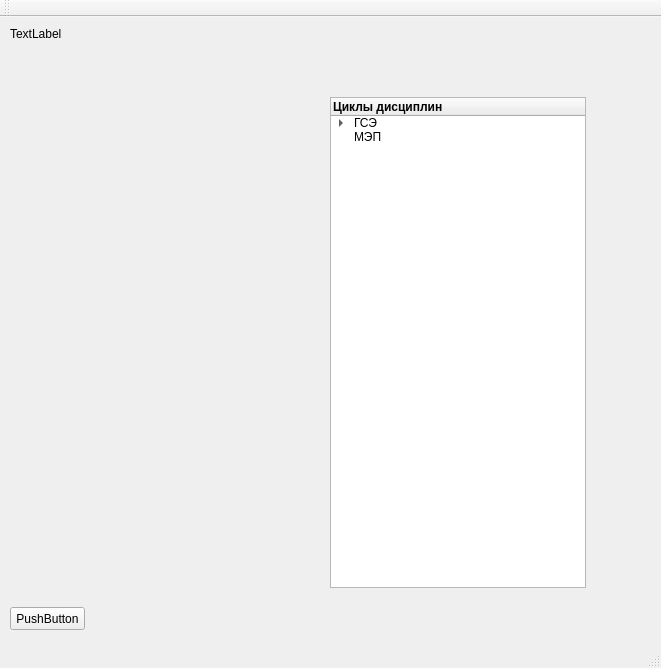
The window that mainwindow.ui (Stals/Curriculum) describes before a commit, drawn with Qt 5.
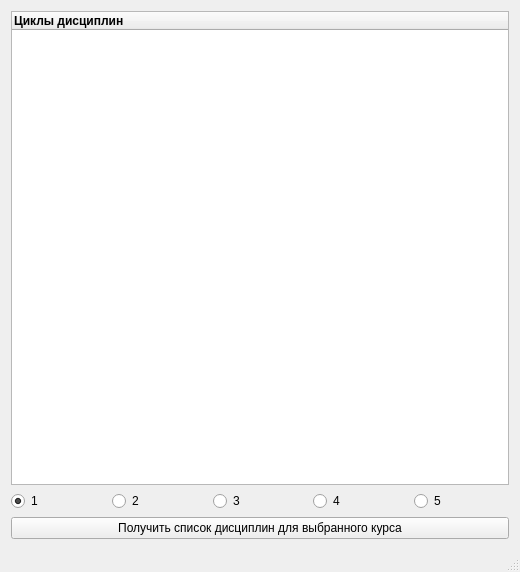
The same window after the commit.

```diff
--- a/mainwindow.ui
+++ b/mainwindow.ui
@@ -6,55 +6,17 @@
    <rect>
     <x>0</x>
     <y>0</y>
-    <width>661</width>
-    <height>668</height>
+    <width>520</width>
+    <height>572</height>
    </rect>
   </property>
   <property name="windowTitle">
    <string>MainWindow</string>
   </property>
   <widget class="QWidget" name="centralWidget">
-   <widget class="QPushButton" name="pushButton">
-    <property name="geometry">
-     <rect>
-      <x>10</x>
-      <y>590</y>
-      <width>75</width>
-      <height>23</height>
-     </rect>
-    </property>
-    <property name="text">
-     <string>PushButton</string>
-    </property>
-   </widget>
-   <widget class="QLabel" name="label">
-    <property name="geometry">
-     <rect>
-      <x>10</x>
-      <y>10</y>
-      <width>291</width>
-      <height>561</height>
-     </rect>
-    </property>
-    <property name="text">
-     <string>TextLabel</string>
-    </property>
-    <property name="textFormat">
-     <enum>Qt::PlainText</enum>
-    </property>
-    <property name="alignment">
-     <set>Qt::AlignLeading|Qt::AlignLeft|Qt::AlignTop</set>
-    </property>
-   </widget>
+   <layout class="QGridLayout" name="gridLayout">
+    <item row="0" column="0">
    <widget class="QTreeWidget" name="treeWidget">
-    <property name="geometry">
-     <rect>
-      <x>330</x>
-      <y>80</y>
-      <width>256</width>
-      <height>491</height>
-     </rect>
-    </property>
     <property name="animated">
      <bool>true</bool>
     </property>
@@ -72,43 +34,58 @@
       </font>
      </property>
     </column>
+     </widget>
+    </item>
+    <item row="1" column="0">
+     <layout class="QHBoxLayout" name="horizontalLayout">
     <item>
+       <widget class="QRadioButton" name="radioButton_1">
      <property name="text">
-      <string>ГСЭ</string>
-     </property>
+         <string>1</string>
+        </property>
+        <property name="checked">
+         <bool>true</bool>
+        </property>
+       </widget>
+      </item>
      <item>
+       <widget class="QRadioButton" name="radioButton_2">
       <property name="text">
-       <string>Основыне</string>
-      </property>
+         <string>2</string>
+        </property>
+       </widget>
      </item>
      <item>
+       <widget class="QRadioButton" name="radioButton_3">
       <property name="text">
-       <string>ДСЭ1 По выбору</string>
-      </property>
+         <string>3</string>
+        </property>
+       </widget>
+      </item>
       <item>
+       <widget class="QRadioButton" name="radioButton_4">
        <property name="text">
-        <string>номер 1</string>
-       </property>
-       <property name="checkState">
-        <enum>Unchecked</enum>
-       </property>
+         <string>4</string>
+        </property>
+       </widget>
       </item>
       <item>
+       <widget class="QRadioButton" name="radioButton_5">
        <property name="text">
-        <string>номер 2</string>
-       </property>
-       <property name="checkState">
-        <enum>Unchecked</enum>
-       </property>
+         <string>5</string>
+        </property>
+       </widget>
       </item>
-     </item>
-    </item>
-    <item>
+     </layout>
+    </item>
+    <item row="2" column="0">
+     <widget class="QPushButton" name="pushButton">
      <property name="text">
-      <string>МЭП</string>
-     </property>
-    </item>
-   </widget>
+       <string>Получить список дисциплин для выбранного курса</string>
+      </property>
+     </widget>
+    </item>
+   </layout>
   </widget>
   <widget class="QMenuBar" name="menuBar">
    <property name="geometry">
@@ -120,14 +97,6 @@
     </rect>
    </property>
   </widget>
-  <widget class="QToolBar" name="mainToolBar">
-   <attribute name="toolBarArea">
-    <enum>TopToolBarArea</enum>
-   </attribute>
-   <attribute name="toolBarBreak">
-    <bool>false</bool>
-   </attribute>
-  </widget>
   <widget class="QStatusBar" name="statusBar"/>
  </widget>
  <layoutdefault spacing="6" margin="11"/>
```
Left out of the diff: 2 changed lines with no effect on the pictures. Lines whose indentation alone changed are shown as unchanged.
